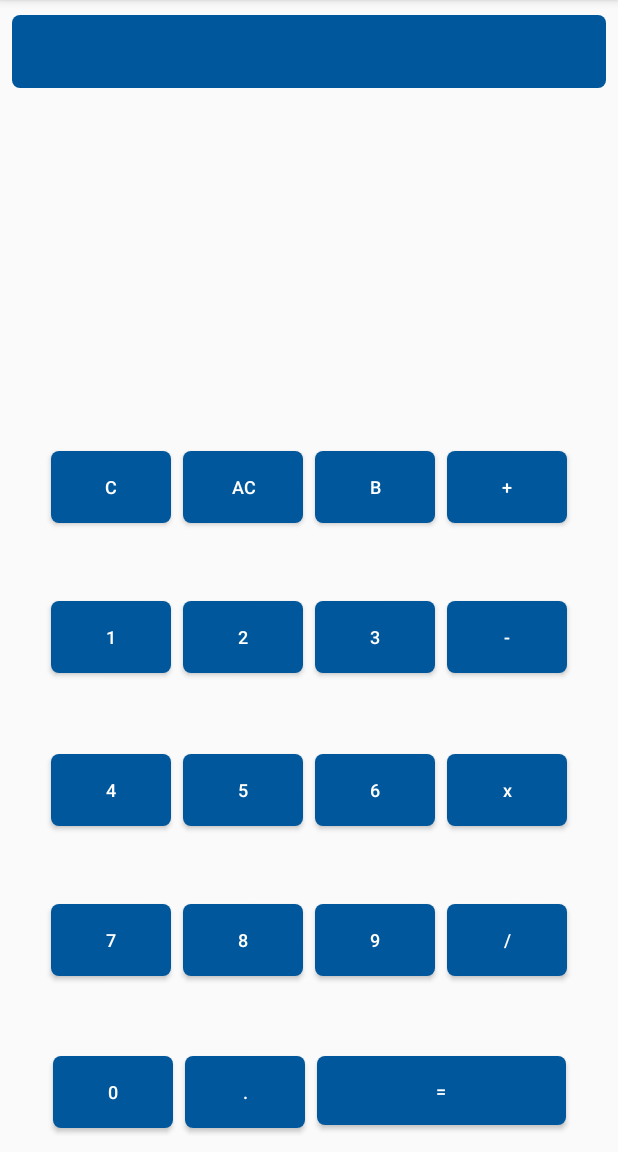
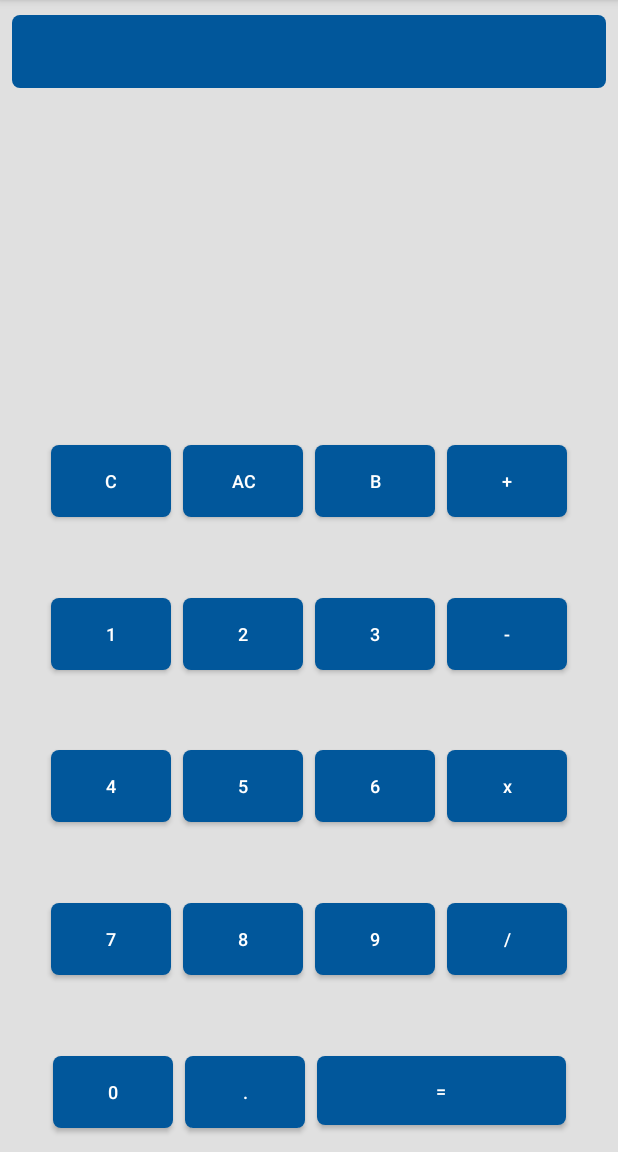
Before and after one commit to nigelcardozo/KotlinCalculator, an Android app: the screen it shows after launch (MainActivity), on a phone screen of 412 x 824 dp, the part 84-1236 px from its top. Run offline under Robolectric (Android 15) with nearby library versions, the phone set to English and light mode, and no system bars; 3 statements that could not run were skipped.

Commit message:
Updated background colour

```diff
--- a/app/src/main/res/layout/activity_main.xml
+++ b/app/src/main/res/layout/activity_main.xml
@@ -5,6 +5,7 @@
         xmlns:app="http://schemas.android.com/apk/res-auto"
         android:layout_width="match_parent"
         android:layout_height="match_parent"
+        android:background="@color/material_grey"
         tools:context=".activity.MainActivity">
 
     <TextView
@@ -38,7 +39,7 @@
             android:layout_columnSpan="1"
             android:textAllCaps="false"
             android:layout_marginTop="200dp" app:layout_constraintTop_toBottomOf="@+id/tvCalcOutput"
-            android:layout_marginBottom="10dp" app:layout_constraintBottom_toTopOf="@+id/btnNum1"
+            android:layout_marginBottom="16dp" app:layout_constraintBottom_toTopOf="@+id/btnNum1"
             app:layout_constraintStart_toStartOf="@+id/guideline1"
             app:layout_constraintHorizontal_bias="0.5" app:layout_constraintEnd_toStartOf="@+id/btnAllClear"
             android:layout_marginStart="16dp" app:layout_constraintHorizontal_chainStyle="packed"/>
@@ -102,7 +103,7 @@
             android:layout_columnSpan="1"
             android:textAllCaps="false"
             app:layout_constraintTop_toBottomOf="@+id/btnClear" android:layout_marginStart="16dp"
-            app:layout_constraintStart_toStartOf="@+id/guideline1" android:layout_marginBottom="11dp"
+            app:layout_constraintStart_toStartOf="@+id/guideline1" android:layout_marginBottom="16dp"
             app:layout_constraintBottom_toTopOf="@+id/btnNum4"
             app:layout_constraintHorizontal_bias="0.5" app:layout_constraintEnd_toStartOf="@+id/btnNum2"
             app:layout_constraintHorizontal_chainStyle="packed"/>
@@ -163,7 +164,7 @@
             android:textAllCaps="false"
             app:layout_constraintTop_toBottomOf="@+id/btnNum1"
             app:layout_constraintBottom_toTopOf="@+id/btnNum7"
-            android:layout_marginBottom="10dp"
+            android:layout_marginBottom="16dp"
             app:layout_constraintHorizontal_bias="0.5"
             app:layout_constraintEnd_toStartOf="@+id/btnNum5" android:layout_marginStart="16dp"
             app:layout_constraintStart_toStartOf="@+id/guideline1"
@@ -224,7 +225,7 @@
             android:layout_columnSpan="1"
             android:textAllCaps="false"
             app:layout_constraintTop_toBottomOf="@+id/btnNum4"
-            app:layout_constraintBottom_toTopOf="@+id/btnNum0" android:layout_marginBottom="11dp"
+            app:layout_constraintBottom_toTopOf="@+id/btnNum0" android:layout_marginBottom="16dp"
             android:layout_marginStart="16dp"
             app:layout_constraintStart_toStartOf="@+id/guideline1"
             app:layout_constraintHorizontal_chainStyle="packed"
--- a/app/src/main/res/values/colors.xml
+++ b/app/src/main/res/values/colors.xml
@@ -3,6 +3,7 @@
     <color name="colorPrimary">#008577</color>
     <color name="colorPrimaryDark">#00574B</color>
     <color name="colorAccent">#D81B60</color>
+    <color name="material_grey">#E0E0E0</color>
     <color name="material_white">#FFFFFF</color>
     <color name="material_dark_blue">#01579B</color>
 </resources>
```
